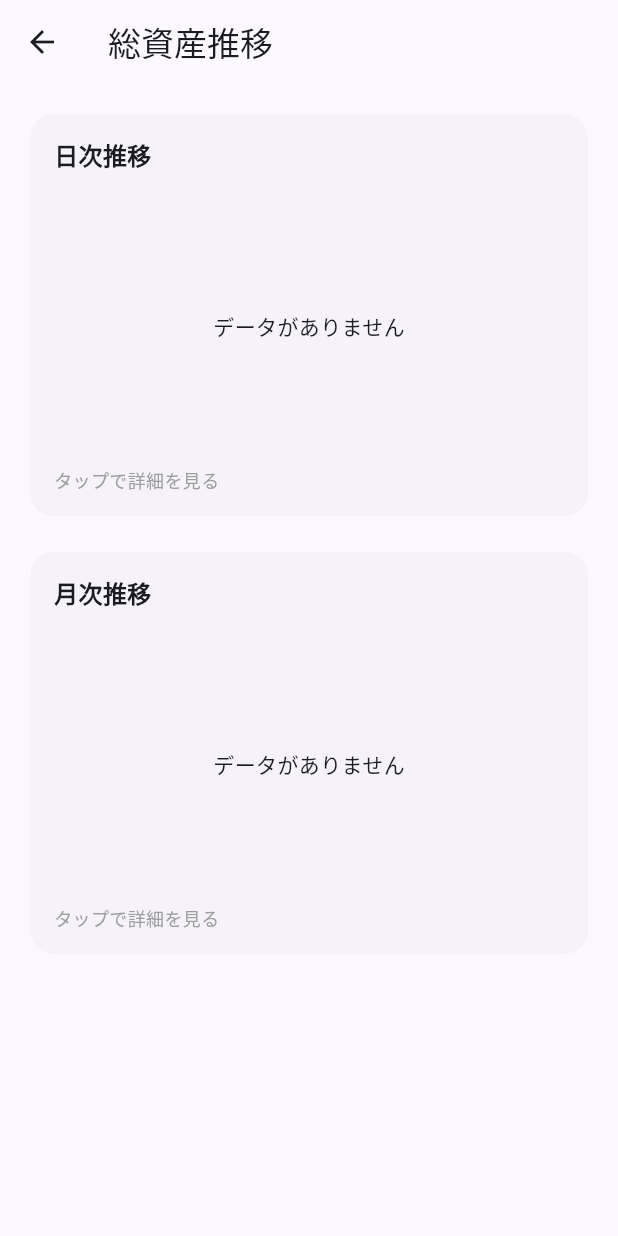
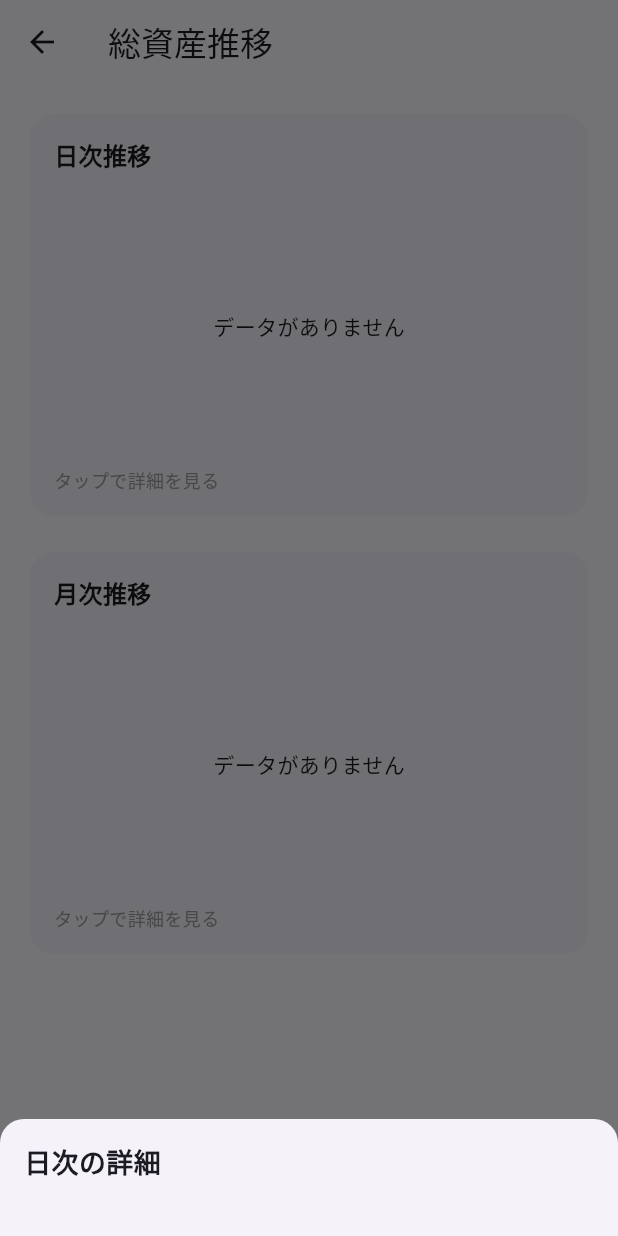
Before and after one commit to Rsm-Microstate/voice_kakeibo, a Flutter app: the AssetHistoryScreen screen opened directly with empty values, after a tap on "データがありません", on a phone screen of 412 x 824 dp. Run offline on Flutter 3.47's test engine with Material 3 defaults, Android fonts, the phone set to English and light mode, and no system bars; our stand-ins replace shared_preferences, speech_to_text; accounts and stored records are empty.

Commit message:
Fix history sheet placement for asset graphs

```diff
--- a/lib/screens/asset_history_screen.dart
+++ b/lib/screens/asset_history_screen.dart
@@ -62,6 +62,43 @@ class AssetHistoryScreen extends StatelessWidget {
           ),
         ),
       ),
+    );
+  }
+
+  void _showHistorySheet(
+    BuildContext context, {
+    required String title,
+    required List<AssetSnapshot> history,
+  }) {
+    showModalBottomSheet(
+      context: context,
+      shape: const RoundedRectangleBorder(
+        borderRadius: BorderRadius.vertical(top: Radius.circular(16)),
+      ),
+      builder: (context) {
+        return Padding(
+          padding: const EdgeInsets.all(16),
+          child: Column(
+            mainAxisSize: MainAxisSize.min,
+            crossAxisAlignment: CrossAxisAlignment.start,
+            children: [
+              Text(
+                title,
+                style: const TextStyle(
+                  fontSize: 18,
+                  fontWeight: FontWeight.bold,
+                ),
+              ),
+              const SizedBox(height: 12),
+              _HistoryList(
+                history: history,
+                formatYen: _formatYen,
+              ),
+              const SizedBox(height: 8),
+            ],
+          ),
+        );
+      },
     );
   }
 }
```
